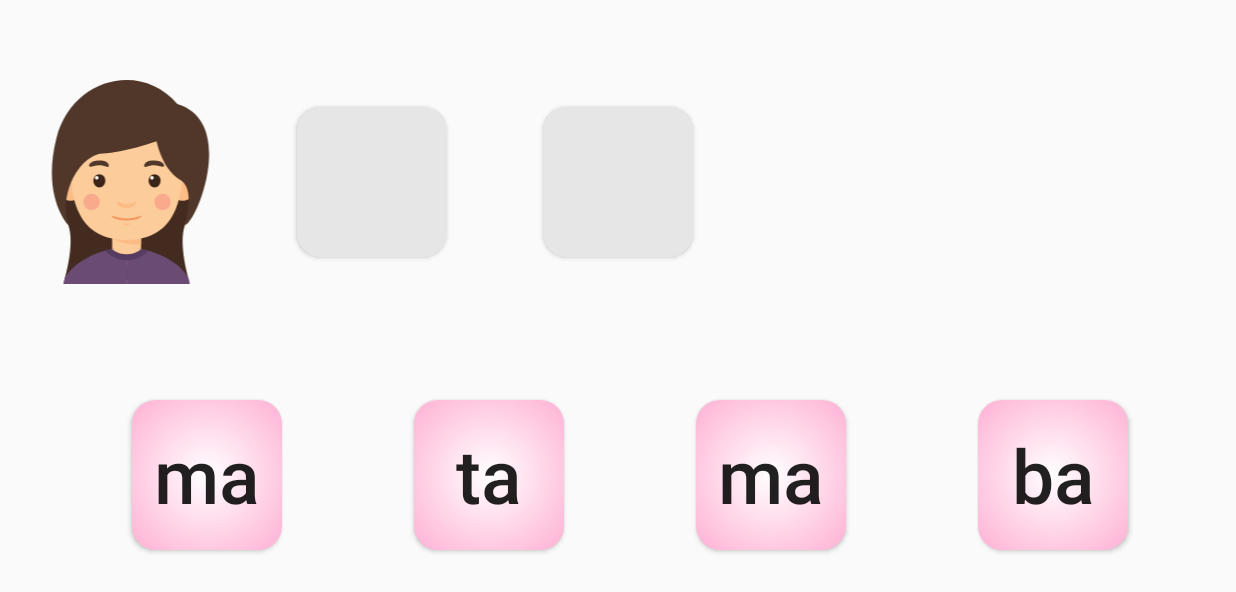
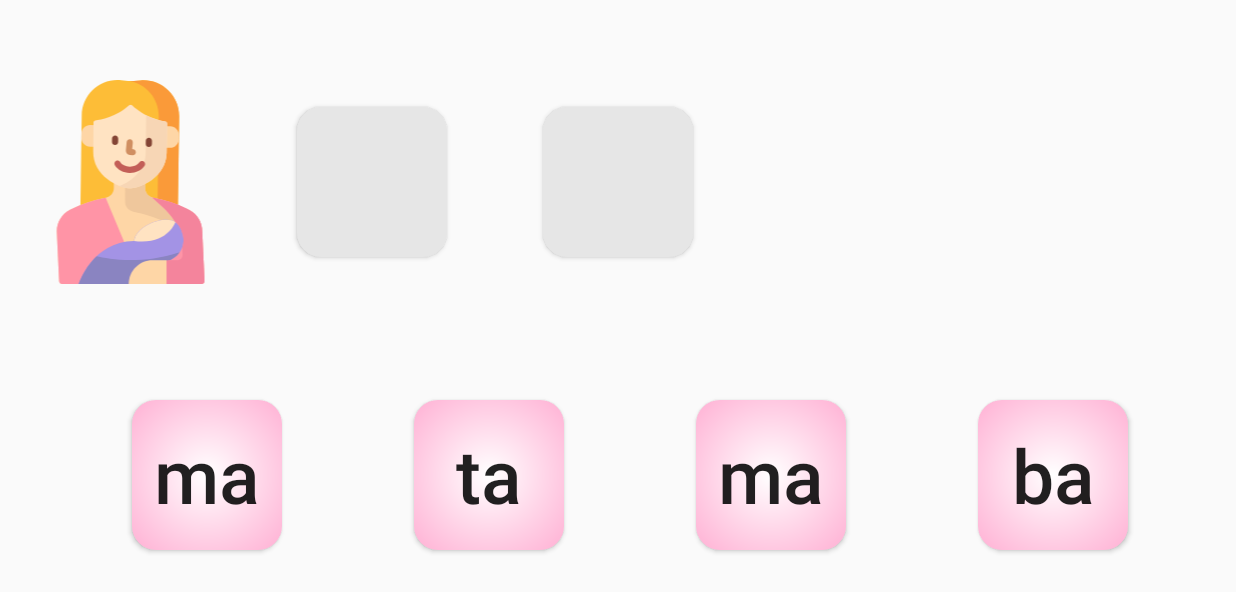
Before and after one commit to Mantykora/Syllable, an Android app: the MainActivity screen opened directly, with no data from a screen before it, after a tap on "Poziom I", on a phone screen of 824 x 412 dp (held sideways). Shown: the top 592 px of the screen. Run offline under Robolectric (Android 15) with nearby library versions, the phone set to English and light mode, and no system bars.

Commit message:
feat: add switching to next level after another

```diff
--- a/app/src/main/java/eu/mantykora/sylaby/MainActivity.kt
+++ b/app/src/main/java/eu/mantykora/sylaby/MainActivity.kt
@@ -1,6 +1,7 @@
 package eu.mantykora.sylaby
 
 import android.animation.ObjectAnimator
+import android.content.Context
 import android.content.Intent
 import android.support.v7.app.AppCompatActivity
 import android.os.Bundle
@@ -54,7 +55,10 @@ class MainActivity : AppCompatActivity(), TextToSpeech.OnInitListener {
         super.onCreate(savedInstanceState)
         setContentView(R.layout.activity_main)
 
-       // supportActionBar?.hide()
+        this.getSharedPreferences("level", Context.MODE_PRIVATE).edit().clear().apply();
+
+
+        // supportActionBar?.hide()
 
         mVisible = true
 
--- a/app/src/main/java/eu/mantykora/sylaby/SyllableActivity.kt
+++ b/app/src/main/java/eu/mantykora/sylaby/SyllableActivity.kt
@@ -1,5 +1,6 @@
 package eu.mantykora.sylaby
 
+import android.content.Context
 import android.media.AudioAttributes
 import android.media.SoundPool
 import android.os.Bundle
@@ -20,6 +21,9 @@ import eu.mantykora.sylaby.model.Syllable
 import kotlinx.android.synthetic.main.activity_syllable.*
 import java.io.BufferedReader
 import java.io.InputStreamReader
+import android.graphics.drawable.Drawable
+import android.os.PersistableBundle
+
 
 class SyllableActivity : AppCompatActivity() {
     val placeDimensions1: IntArray = intArrayOf(0, 0)
@@ -41,9 +45,13 @@ class SyllableActivity : AppCompatActivity() {
 
     var levelList: ArrayList<Level> = ArrayList()
 
+    var levelNumber = 0
+
 
     override fun onResume() {
         super.onResume()
+
+
 
         Log.d("lifecycle", "onResume")
 
@@ -76,6 +84,9 @@ class SyllableActivity : AppCompatActivity() {
 
         Log.d("lifecycle", "onCreate")
 
+        val sharedPref = applicationContext?.getSharedPreferences("level", Context.MODE_PRIVATE)
+        levelNumber = sharedPref?.getInt("levelInt", 0)!!
+
         window.decorView.systemUiVisibility = View.SYSTEM_UI_FLAG_LOW_PROFILE or
                 View.SYSTEM_UI_FLAG_FULLSCREEN or
                 View.SYSTEM_UI_FLAG_LAYOUT_STABLE or
@@ -98,6 +109,16 @@ class SyllableActivity : AppCompatActivity() {
         val listType = object: TypeToken<List<Level>>() {}.type
         levelList = gson.fromJson(br, listType)
 
+
+
+
+        val res = getResources()
+        val drawable = levelList[levelNumber!!].imagePath
+        val resID = res.getIdentifier(drawable , "drawable", getPackageName())
+        level_image.setImageResource(resID)
+
+
+
         Log.d("levelString", levelList[0].toString())
 
 
@@ -115,10 +136,10 @@ class SyllableActivity : AppCompatActivity() {
 
                 syllables.addAll(
                         listOf(
-                                Syllable(levelList[0].syllables[0], buttonIndex = 0, buttonDimensionX = syllableDimensions1.get(0), buttonDimensionY = syllableDimensions1.get(1), id = R.id.syllable1),
-                                Syllable(levelList[0].syllables[1], buttonIndex = 1, buttonDimensionX = syllableDimensions2.get(0), buttonDimensionY = syllableDimensions2.get(1), id = R.id.syllable2),
-                                Syllable(levelList[0].syllables[2], buttonIndex = 2, buttonDimensionX = syllableDimensions3.get(0), buttonDimensionY = syllableDimensions3.get(1), id = R.id.syllable3),
-                                Syllable(levelList[0].syllables[3], buttonIndex = 3, buttonDimensionX = syllableDimensions4.get(0), buttonDimensionY = syllableDimensions4.get(1), id = R.id.syllable4)
+                                Syllable(levelList[levelNumber].syllables[0], buttonIndex = 0, buttonDimensionX = syllableDimensions1.get(0), buttonDimensionY = syllableDimensions1.get(1), id = R.id.syllable1),
+                                Syllable(levelList[levelNumber].syllables[1], buttonIndex = 1, buttonDimensionX = syllableDimensions2.get(0), buttonDimensionY = syllableDimensions2.get(1), id = R.id.syllable2),
+                                Syllable(levelList[levelNumber].syllables[2], buttonIndex = 2, buttonDimensionX = syllableDimensions3.get(0), buttonDimensionY = syllableDimensions3.get(1), id = R.id.syllable3),
+                                Syllable(levelList[levelNumber].syllables[3], buttonIndex = 3, buttonDimensionX = syllableDimensions4.get(0), buttonDimensionY = syllableDimensions4.get(1), id = R.id.syllable4)
                         )
                 )
 
@@ -193,6 +214,16 @@ class SyllableActivity : AppCompatActivity() {
 
 
     }
+
+//    override fun onSaveInstanceState(outState: Bundle?, outPersistentState: PersistableBundle?) {
+//        super.onSaveInstanceState(outState, outPersistentState)
+//        outState?.putInt("level", levelNumber)
+//    }
+//
+//    override fun onRestoreInstanceState(savedInstanceState: Bundle?) {
+//        super.onRestoreInstanceState(savedInstanceState)
+//        levelNumber = savedInstanceState?.getInt("level")!!
+//    }
 
     override fun onStart() {
         Log.d("lifecycle", "onStart")
@@ -293,8 +324,8 @@ class SyllableActivity : AppCompatActivity() {
         val reversedResultList: ArrayList<Int>
         val composedResult: ArrayList<Int> = ArrayList()
 
-        resultList = levelList[0].result
-        reversedResultList = levelList[0].resultReversed
+        resultList = levelList[levelNumber].result
+        reversedResultList = levelList[levelNumber].resultReversed
         placeholders.get(0)
 
         placeholders.forEach {
@@ -357,6 +388,7 @@ class SyllableActivity : AppCompatActivity() {
         builder.setView(view)
 
         val refreshButton = view.findViewById<ImageButton>(R.id.refresh_alert_button)
+        val dialog: AlertDialog = builder.create()
 
         refreshButton.setOnClickListener(View.OnClickListener {
 
@@ -366,13 +398,19 @@ class SyllableActivity : AppCompatActivity() {
         val nextButton = view.findViewById<ImageButton>(R.id.next_alert_button)
 
         nextButton.setOnClickListener(View.OnClickListener {
+            val sharedPref = applicationContext?.getSharedPreferences("level", Context.MODE_PRIVATE)
+            sharedPref?.edit()?.putInt("levelInt", levelNumber+1)
+                    ?.apply()
+            levelNumber++
+            recreate()
+            dialog.dismiss()
+
             Log.d("click", "next")
         })
 
 
 
 
-        val dialog: AlertDialog = builder.create()
 
         //TODO uncomment this lines, easier testing without
 //        dialog.setCancelable(false)
--- a/app/src/main/res/layout/activity_syllable.xml
+++ b/app/src/main/res/layout/activity_syllable.xml
@@ -8,13 +8,12 @@
     tools:context=".SyllableActivity">
 
     <ImageView
-        android:id="@+id/imageView"
+        android:id="@+id/level_image"
         android:layout_width="142dp"
         android:layout_height="136dp"
         android:layout_marginBottom="16dp"
         android:layout_marginStart="16dp"
         android:layout_marginTop="16dp"
-        android:src="@drawable/ic_girly"
         app:layout_constraintBottom_toTopOf="@+id/syllable1"
         app:layout_constraintStart_toStartOf="parent"
         app:layout_constraintTop_toTopOf="parent" />
@@ -26,9 +25,9 @@
         android:layout_marginStart="40dp"
         android:layout_marginTop="8dp"
         android:background="@drawable/placeholder_shape"
-        app:layout_constraintBottom_toBottomOf="@+id/imageView"
-        app:layout_constraintStart_toEndOf="@+id/imageView"
-        app:layout_constraintTop_toTopOf="@+id/imageView"
+        app:layout_constraintBottom_toBottomOf="@+id/level_image"
+        app:layout_constraintStart_toEndOf="@+id/level_image"
+        app:layout_constraintTop_toTopOf="@+id/level_image"
         tools:text="ma" />
 
     <Button
@@ -54,7 +53,7 @@
         app:layout_constraintBottom_toBottomOf="parent"
         app:layout_constraintEnd_toStartOf="@+id/syllable2"
         app:layout_constraintStart_toStartOf="parent"
-        app:layout_constraintTop_toBottomOf="@+id/imageView"
+        app:layout_constraintTop_toBottomOf="@+id/level_image"
         tools:text="ma" />
 
     <Button
```
Also changed, not shown: app/src/main/AndroidManifest.xml (+8 -11 lines), app/src/main/java/eu/mantykora/sylaby/CreditsActivity.kt (added, +12 -0 lines), app/src/main/res/drawable/ic_breastfeeding.xml (added, +57 -0 lines), app/src/main/res/drawable/ic_father.xml (added, +25 -0 lines), app/src/main/res/layout/activity_credits.xml (added, +26 -0 lines), app/src/main/res/raw/level_data.json (+8 -7 lines), app/build.gradle (line endings or trailing spaces).
